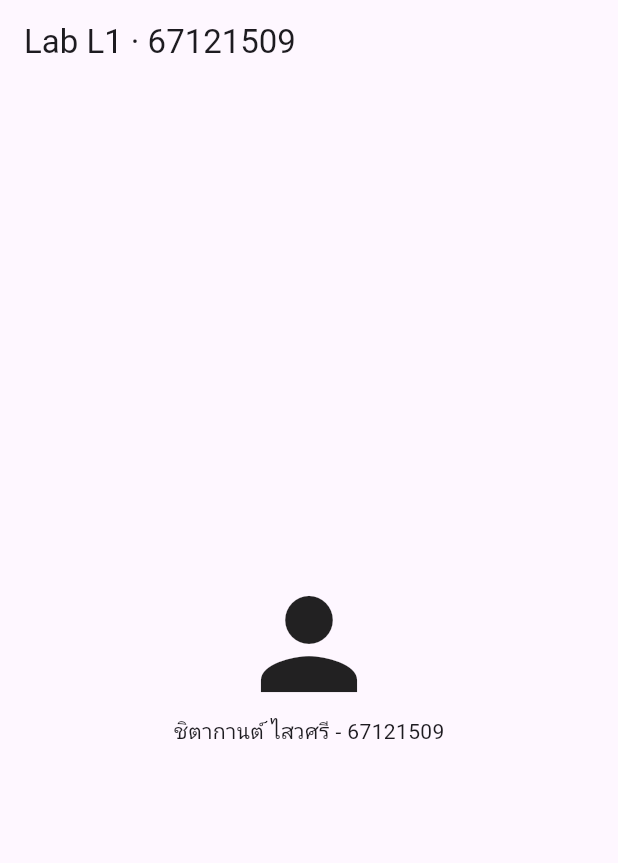
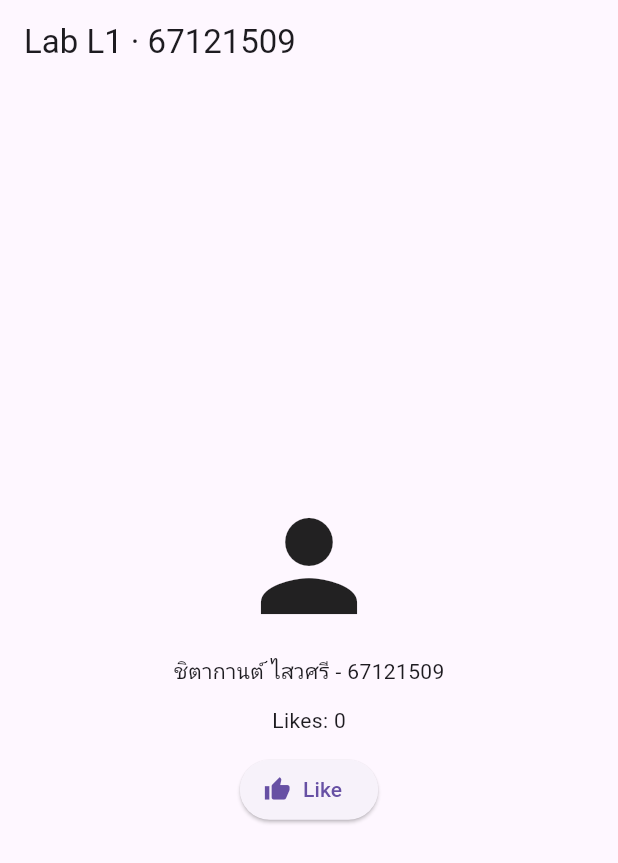
Before and after one commit to chitakan0762548-hub/lab01_profile, a Flutter app: the screen it shows after launch, on a phone screen of 412 x 824 dp. Shown: the top 863 px of the screen. Run offline on Flutter 3.47's test engine with Material 3 defaults, Android fonts, the phone set to English and light mode, and no system bars.

Commit message:
Update profile screen with like button

```diff
--- a/lib/main.dart
+++ b/lib/main.dart
@@ -2,8 +2,15 @@ import 'package:flutter/material.dart';
 
 void main() => runApp(const MaterialApp(home: HomePage()));
 
-class HomePage extends StatelessWidget {
+class HomePage extends StatefulWidget {
   const HomePage({super.key});
+
+  @override
+  State<HomePage> createState() => _HomePageState();
+}
+
+class _HomePageState extends State<HomePage> {
+  int likes = 0;
 
   @override
   Widget build(BuildContext context) {
@@ -11,12 +18,25 @@ class HomePage extends StatelessWidget {
       appBar: AppBar(
         title: const Text('Lab L1 · 67121509'),
       ),
-      body: const Center(
+      body: Center(
         child: Column(
           mainAxisSize: MainAxisSize.min,
           children: [
-            Icon(Icons.person, size: 96),
-            Text('ชิตากานต์ ไสวศรี - 67121509'),
+            const Icon(Icons.person, size: 96),
+            const SizedBox(height: 12),
+            const Text('ชิตากานต์ ไสวศรี - 67121509'),
+            const SizedBox(height: 12),
+            Text('Likes: $likes'),
+            const SizedBox(height: 12),
+            ElevatedButton.icon(
+              onPressed: () {
+                setState(() {
+                  likes++;
+                });
+              },
+              icon: const Icon(Icons.thumb_up),
+              label: const Text('Like'),
+            ),
           ],
         ),
       ),
```
